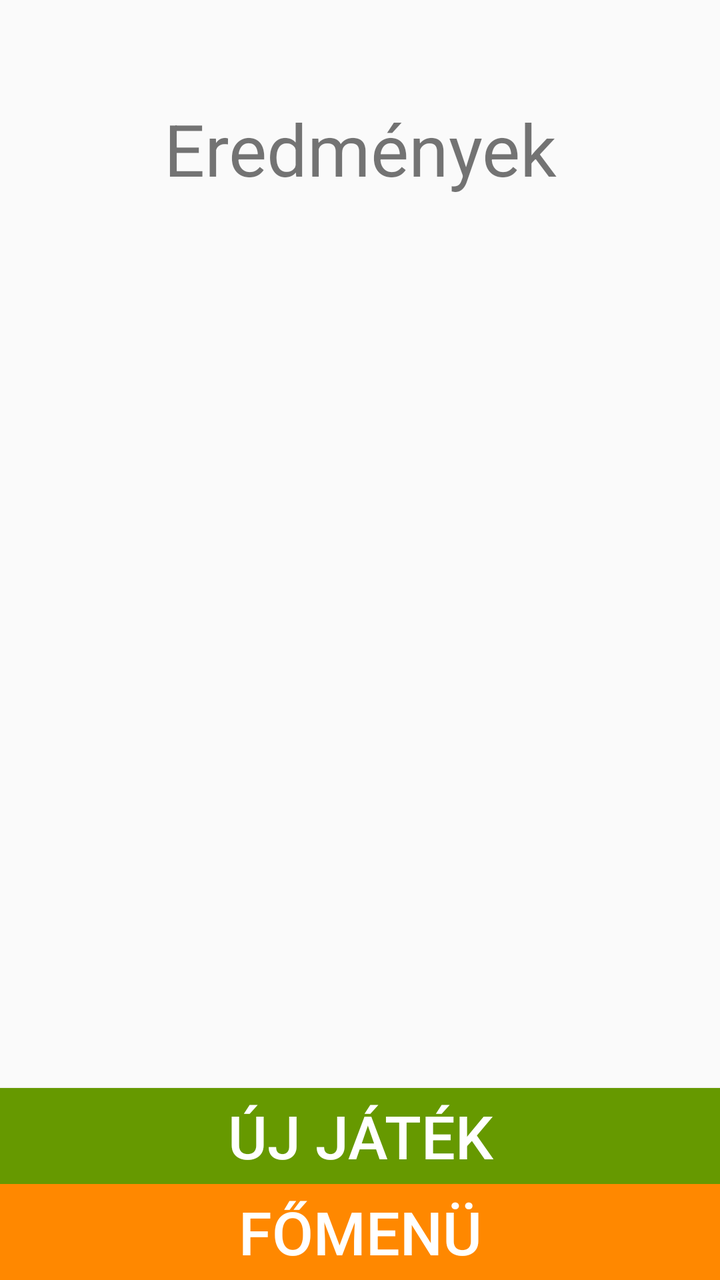
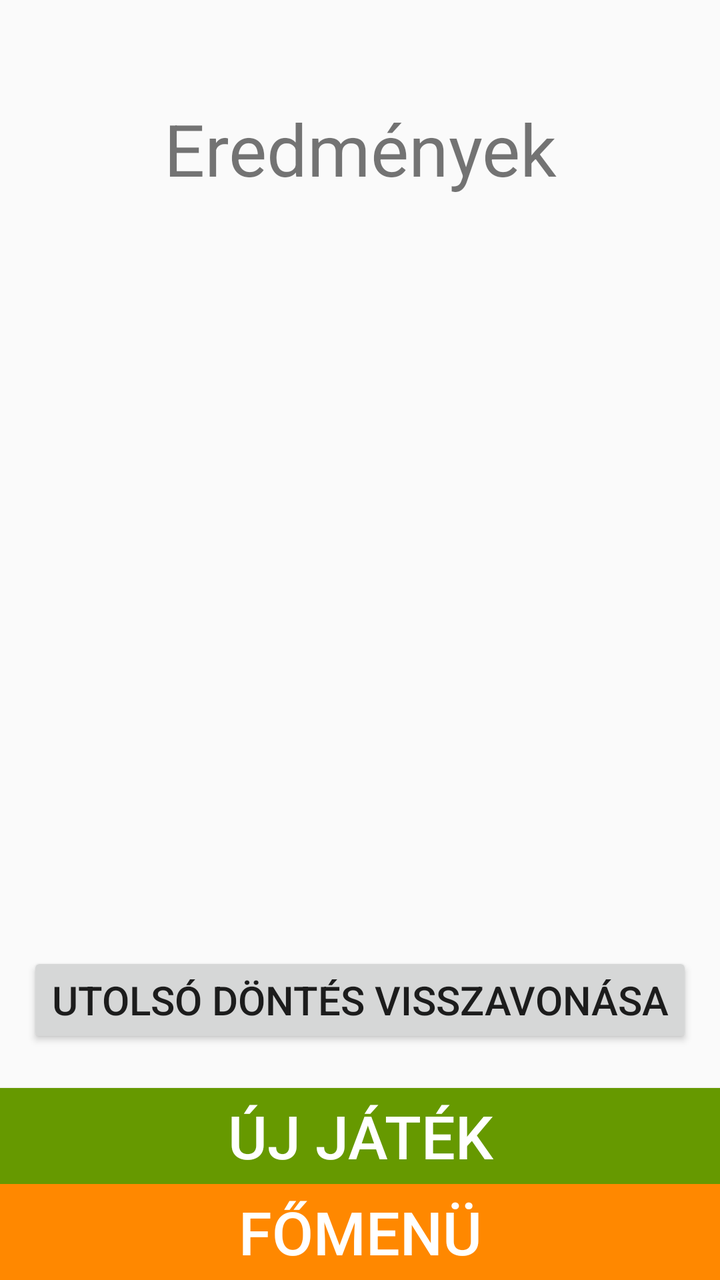

An Android layout rendered at two revisions. The XML below is the earlier revision; the diff shows what the commit changed to produce the second picture.
<!-- AndroidManifest.xml: application theme AppTheme -->
<!-- res/layout/activity_result.xml -->
<?xml version="1.0" encoding="utf-8"?>
<RelativeLayout xmlns:android="http://schemas.android.com/apk/res/android"
    xmlns:tools="http://schemas.android.com/tools"
    android:layout_width="match_parent"
    android:layout_height="match_parent"
    tools:context=".ResultActivity">

    <TextView
        android:layout_width="match_parent"
        android:layout_height="wrap_content"
        android:id="@+id/ResultTitle"
        android:text="Eredmények"
        android:textAlignment="center"
        android:textSize="36sp"
        android:layout_marginTop="50dp"/>

    <ScrollView
        android:layout_width="match_parent"
        android:layout_height="wrap_content"
        android:layout_below="@+id/ResultTitle"
        android:layout_above="@+id/ButtonNewGame"
        android:layout_marginTop="30dp">

        <TextView
            android:layout_width="match_parent"
            android:layout_height="wrap_content"
            android:id="@+id/Scoreboard"
            android:paddingStart="30dp"
            android:paddingEnd="30dp"
            android:textSize="28sp"/>
    </ScrollView>

    <Button
        android:layout_width="match_parent"
        android:layout_height="wrap_content"
        android:id="@+id/ButtonNewGame"
        android:layout_above="@+id/ButtonMainMenu"
        android:text="Új játék"
        android:textSize="30sp"
        android:textColor="@android:color/white"
        android:background="@android:color/holo_green_dark"/>

    <Button
        android:layout_width="match_parent"
        android:layout_height="wrap_content"
        android:id="@+id/ButtonMainMenu"
        android:layout_alignParentBottom="true"
        android:text="Főmenü"
        android:textSize="30sp"
        android:textColor="@android:color/white"
        android:background="@android:color/holo_orange_dark"/>

</RelativeLayout>
<!-- resources referenced by this layout -->
<resources>
  <style name="AppTheme" parent="Theme.AppCompat.Light.DarkActionBar">
          
          <item name="colorPrimary">@color/colorPrimary</item>
          <item name="colorPrimaryDark">@color/colorPrimaryDark</item>
          <item name="colorAccent">@color/colorAccent</item>
      </style>
  <color name="colorPrimary">#6200EE</color>
  <color name="colorPrimaryDark">#3700B3</color>
  <color name="colorAccent">#03DAC5</color>
</resources>

<!-- the commit's change to res/layout/activity_result.xml (unified diff, before → after) -->
@@ -18,7 +18,7 @@
         android:layout_width="match_parent"
         android:layout_height="wrap_content"
         android:layout_below="@+id/ResultTitle"
-        android:layout_above="@+id/ButtonNewGame"
+        android:layout_above="@+id/ButtonUndoResult"
         android:layout_marginTop="30dp">
 
         <TextView
@@ -29,6 +29,16 @@
             android:paddingEnd="30dp"
             android:textSize="28sp"/>
     </ScrollView>
+
+    <Button
+        android:layout_width="wrap_content"
+        android:layout_height="wrap_content"
+        android:id="@+id/ButtonUndoResult"
+        android:layout_centerHorizontal="true"
+        android:layout_above="@+id/ButtonNewGame"
+        android:layout_marginBottom="20dp"
+        android:text="Utolsó döntés visszavonása"
+        android:textSize="20sp"/>
 
     <Button
         android:layout_width="match_parent"
